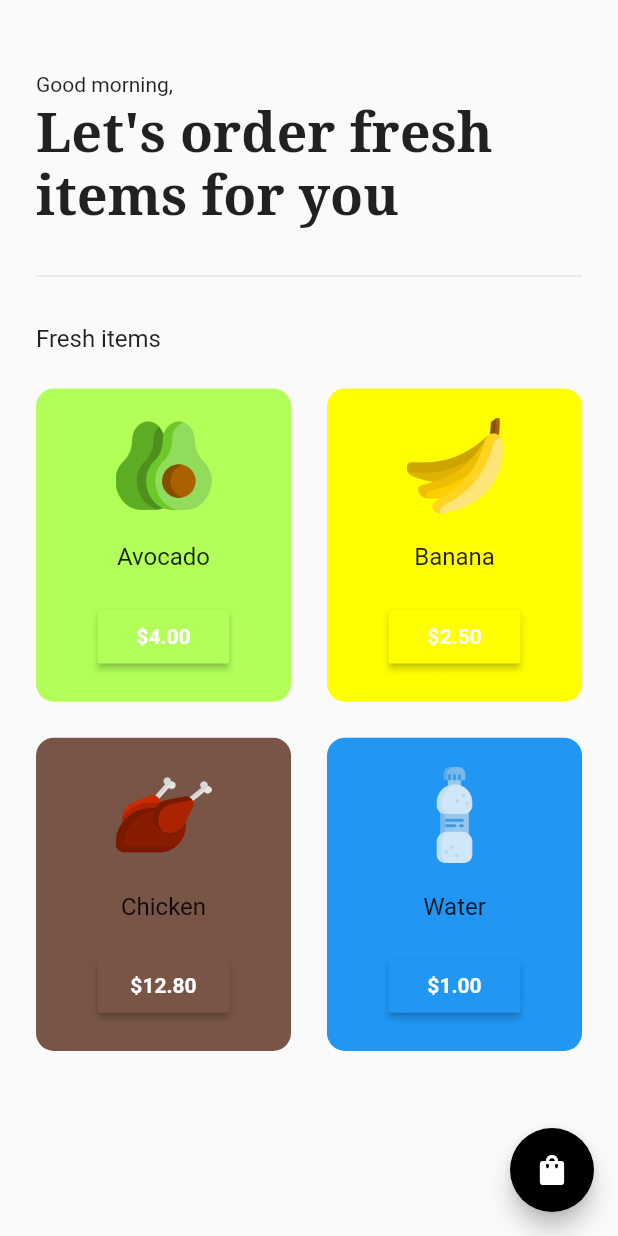
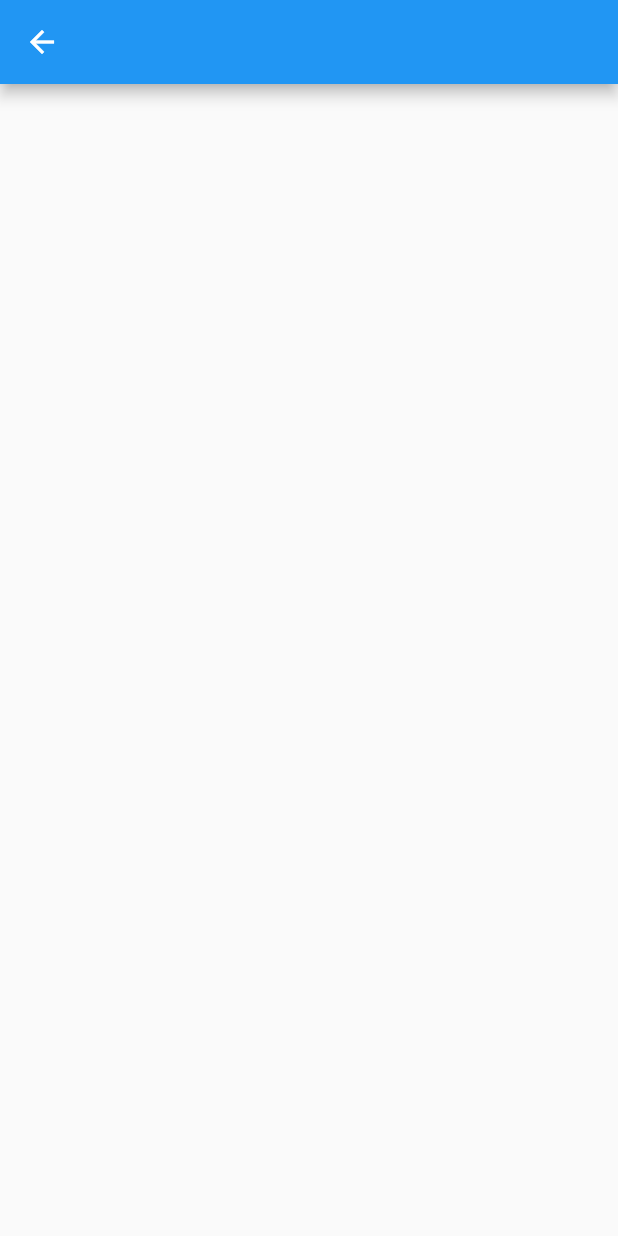
Before and after one commit to Victor-Zarzar/grocery-shop-flutter, a Flutter app: the HomePage screen opened directly, after a tap on the "shopping bag" icon, on a phone screen of 412 x 824 dp. Run offline on Flutter 3.47's test engine with Material 3 defaults, Android fonts, the phone set to English and light mode, and no system bars; our stand-ins replace google_fonts.

Commit message:
updates in homepage, apptheme, groceryitems, and create page cart pages

```diff
--- a/lib/components/app_theme.dart
+++ b/lib/components/app_theme.dart
@@ -44,3 +44,9 @@ class CardList {
 
   static Color get primaryColor => const Color(0xFFFFFFFF);
 }
+
+class IconBag {
+  IconBag._();
+
+  static Color get primaryColor => const Color(0xFF000000);
+}
--- /dev/null
+++ b/lib/pages/cart_page.dart
@@ -0,0 +1,14 @@
+import 'package:flutter/material.dart';
+
+class CartPage extends StatelessWidget {
+  const CartPage({super.key});
+
+  @override
+  Widget build(BuildContext context) {
+    return Scaffold(
+      appBar: AppBar(
+
+      ),
+    );
+  }
+}
--- a/lib/pages/home_page.dart
+++ b/lib/pages/home_page.dart
@@ -1,7 +1,9 @@
 import 'package:flutter/material.dart';
 import 'package:google_fonts/google_fonts.dart';
+import 'package:grocery_shop_flutter/components/app_theme.dart';
 import 'package:grocery_shop_flutter/components/grocery_items_tile.dart';
 import 'package:grocery_shop_flutter/model/cart_model.dart';
+import 'package:grocery_shop_flutter/pages/cart_page.dart';
 import 'package:provider/provider.dart';
 
 class HomePage extends StatelessWidget {
@@ -15,10 +17,10 @@ class HomePage extends StatelessWidget {
        Navigator.push(
         context,
         MaterialPageRoute(
-        builder: (context) => const HomePage()));
+        builder: (context) => const CartPage()));
       },
-      backgroundColor: Colors.black,
-      child: Icon(Icons.shopping_bag),
+      backgroundColor: IconBag.primaryColor,
+      child: const Icon(Icons.shopping_bag),
       ),
       body: SafeArea(child: Column(
         crossAxisAlignment: CrossAxisAlignment.start,
@@ -60,6 +62,10 @@ class HomePage extends StatelessWidget {
                 itemPrice: value.shopItems[index][1],
                 imagePath: value.shopItems[index][2],
                 colorListCard: value.shopItems[index][3],
+                onPressed: () {
+                  Provider.of<CartModel>(context, listen: false)
+                  .addItemToCart(index);
+                },
                 );
               },);
             }
```
Also changed, not shown: lib/components/grocery_items_tile.dart (+8 -2 lines), lib/model/cart_model.dart (+26 -0 lines).
